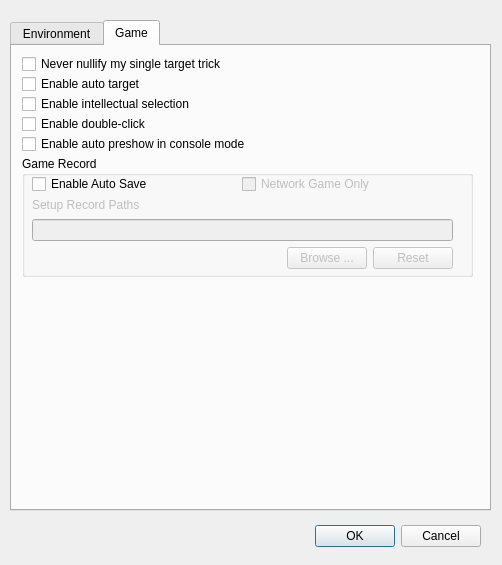
Mogara/QSanguosha-For-Hegemony, file src/dialog/configdialog.ui: the form before one commit.
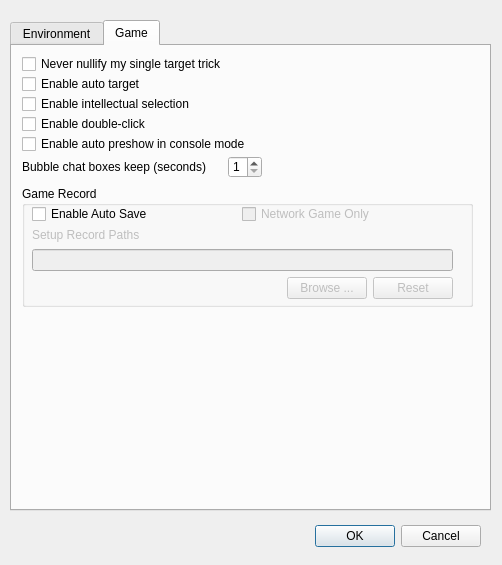
The form after the commit. The open tabs and pages were chosen to show the change.

Commit message: Bubble chat box by @tangjs, image by sadfghjwe and @FuNiMa

```diff
--- a/src/dialog/configdialog.ui
+++ b/src/dialog/configdialog.ui
@@ -624,7 +624,7 @@
      <property name="geometry">
       <rect>
        <x>10</x>
-       <y>110</y>
+       <y>140</y>
        <width>451</width>
        <height>121</height>
       </rect>
@@ -754,6 +754,51 @@
       <string>Enable auto preshow in console mode</string>
      </property>
     </widget>
+    <widget class="QWidget" name="widget" native="true">
+     <property name="geometry">
+      <rect>
+       <x>10</x>
+       <y>110</y>
+       <width>271</width>
+       <height>21</height>
+      </rect>
+     </property>
+     <widget class="QWidget" name="horizontalLayoutWidget">
+      <property name="geometry">
+       <rect>
+        <x>0</x>
+        <y>0</y>
+        <width>240</width>
+        <height>22</height>
+       </rect>
+      </property>
+      <layout class="QHBoxLayout" name="horizontalLayout_8">
+       <item>
+        <widget class="QLabel" name="bubbleChatBoxKeepLabel">
+         <property name="text">
+          <string>Bubble chat boxes keep (seconds)</string>
+         </property>
+        </widget>
+       </item>
+       <item>
+        <widget class="QSpinBox" name="bubbleChatBoxKeepSpinBox">
+         <property name="sizePolicy">
+          <sizepolicy hsizetype="Maximum" vsizetype="Fixed">
+           <horstretch>0</horstretch>
+           <verstretch>0</verstretch>
+          </sizepolicy>
+         </property>
+         <property name="minimum">
+          <number>1</number>
+         </property>
+         <property name="maximum">
+          <number>5</number>
+         </property>
+        </widget>
+       </item>
+      </layout>
+     </widget>
+    </widget>
    </widget>
   </widget>
   <widget class="QDialogButtonBox" name="buttonBox">
```
Left out of the diff: 2 changed lines with no effect on the pictures. The commit also changes 16 other files.
